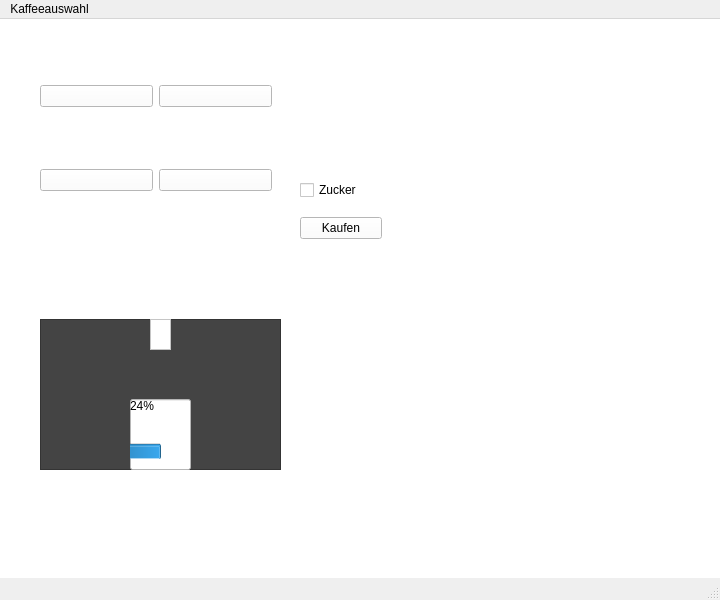
Before: the Qt Designer form app/mainwindow.ui in miladiamor/smart-coffee-machine, drawn with Qt 5.
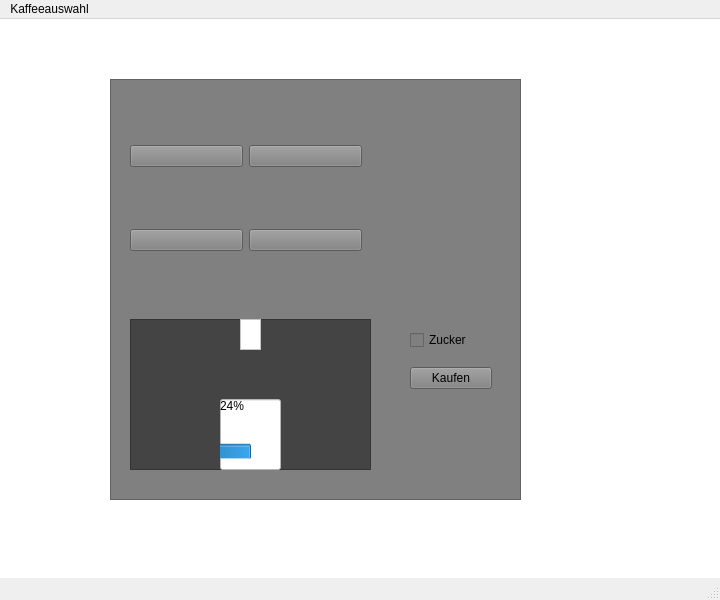
After: the same form once the commit is applied. Icons and pictures are not drawn.

The edit to the form file:
```diff
--- a/app/mainwindow.ui
+++ b/app/mainwindow.ui
@@ -23,11 +23,29 @@
    <property name="styleSheet">
     <string notr="true">background-color: white;</string>
    </property>
+   <widget class="QFrame" name="frame_3">
+    <property name="geometry">
+     <rect>
+      <x>110</x>
+      <y>60</y>
+      <width>411</width>
+      <height>421</height>
+     </rect>
+    </property>
+    <property name="styleSheet">
+     <string notr="true">background-color: gray;</string>
+    </property>
+    <property name="frameShape">
+     <enum>QFrame::Shape::StyledPanel</enum>
+    </property>
+    <property name="frameShadow">
+     <enum>QFrame::Shadow::Raised</enum>
+    </property>
    <widget class="QFrame" name="frame">
     <property name="geometry">
      <rect>
-      <x>40</x>
-      <y>300</y>
+       <x>20</x>
+       <y>240</y>
       <width>241</width>
       <height>151</height>
      </rect>
@@ -82,10 +100,36 @@
      </property>
     </widget>
    </widget>
-   <widget class="QWidget" name="">
+    <widget class="QWidget" name="layoutWidget">
     <property name="geometry">
      <rect>
-      <x>40</x>
+       <x>300</x>
+       <y>240</y>
+       <width>82</width>
+       <height>82</height>
+      </rect>
+     </property>
+     <layout class="QVBoxLayout" name="verticalLayout">
+      <item>
+       <widget class="QCheckBox" name="checkBox_2">
+        <property name="text">
+         <string>Zucker</string>
+        </property>
+       </widget>
+      </item>
+      <item>
+       <widget class="QPushButton" name="pushButton_5">
+        <property name="text">
+         <string>Kaufen</string>
+        </property>
+       </widget>
+      </item>
+     </layout>
+    </widget>
+    <widget class="QWidget" name="layoutWidget">
+     <property name="geometry">
+      <rect>
+       <x>20</x>
       <y>10</y>
       <width>232</width>
       <height>220</height>
@@ -169,31 +213,6 @@
      </item>
     </layout>
    </widget>
-   <widget class="QWidget" name="">
-    <property name="geometry">
-     <rect>
-      <x>300</x>
-      <y>150</y>
-      <width>82</width>
-      <height>82</height>
-     </rect>
-    </property>
-    <layout class="QVBoxLayout" name="verticalLayout">
-     <item>
-      <widget class="QCheckBox" name="checkBox_2">
-       <property name="text">
-        <string>Zucker</string>
-       </property>
-      </widget>
-     </item>
-     <item>
-      <widget class="QPushButton" name="pushButton_5">
-       <property name="text">
-        <string>Kaufen</string>
-       </property>
-      </widget>
-     </item>
-    </layout>
    </widget>
   </widget>
   <widget class="QMenuBar" name="menubar">
```
Lines whose indentation alone changed are shown as unchanged.
